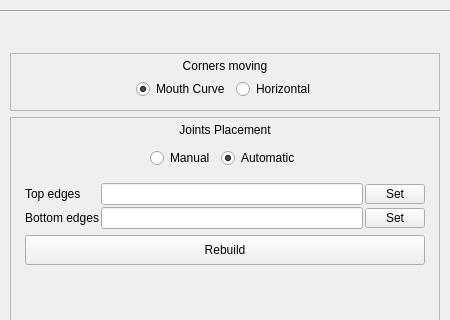
The window that modules/mouth/mouth_widget.ui (PavelCrow/RigStudio3) describes before a commit, drawn with Qt 5; both pictures show x 0 to 450 and y 0 to 320 of the 450 by 800 pixel window.
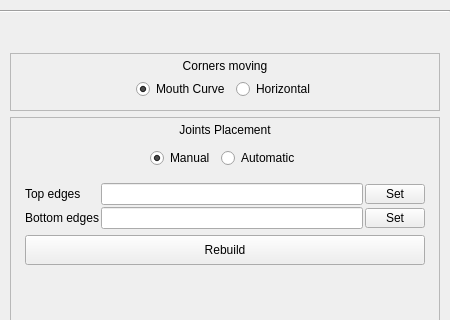
The same window after the commit.

Diff of the .ui file:
```diff
--- a/modules/mouth/mouth_widget.ui
+++ b/modules/mouth/mouth_widget.ui
@@ -255,7 +255,7 @@
                  <string>Manual</string>
                 </property>
                 <property name="checked">
-                 <bool>false</bool>
+                 <bool>true</bool>
                 </property>
                </widget>
               </item>
@@ -265,7 +265,7 @@
                  <string>Automatic</string>
                 </property>
                 <property name="checked">
-                 <bool>true</bool>
+                 <bool>false</bool>
                 </property>
                </widget>
               </item>
```
